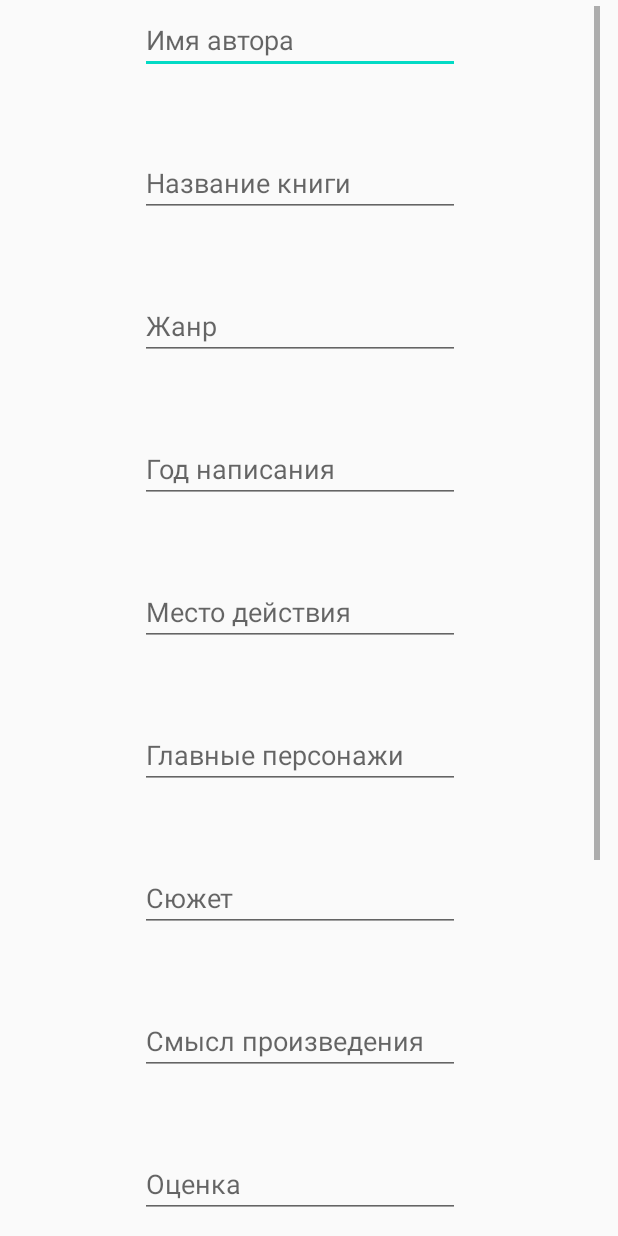
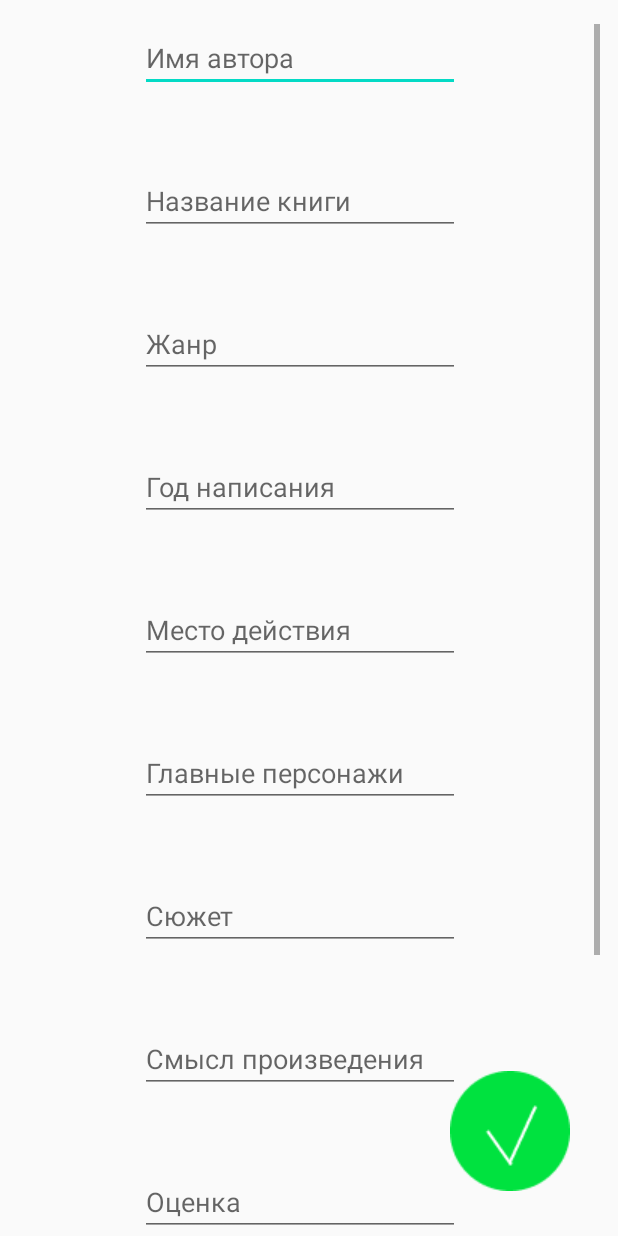
Before and after one commit to podoroznik/cleanBook, an Android app: the layout fragment_create.xml on its own in the app's theme, with its tools: preview values and no code run, on a phone screen of 412 x 824 dp. Run offline under Robolectric (Android 15) with nearby library versions, the phone set to English and light mode, and no system bars.

Commit message:
1.1 New images added

```diff
--- a/app/src/main/res/layout/fragment_create.xml
+++ b/app/src/main/res/layout/fragment_create.xml
@@ -19,7 +19,7 @@
             android:id="@+id/scrollView"
             android:layout_width="400dp"
             android:layout_height="wrap_content"
-            android:layout_marginTop="4dp"
+            android:layout_marginTop="16dp"
             app:layout_constraintEnd_toEndOf="parent"
             app:layout_constraintHorizontal_bias="0.0"
             app:layout_constraintStart_toStartOf="parent"
@@ -46,25 +46,25 @@
 
                 <EditText
                     android:id="@+id/bookName"
+                    style="@style/mystyle"
                     android:layout_width="wrap_content"
                     android:layout_height="wrap_content"
                     android:autofillHints=""
                     android:ems="10"
                     android:hint="@string/bookname"
                     android:inputType="textPersonName"
-                    style="@style/mystyle"
                     tools:layout_editor_absoluteX="100dp"
                     tools:layout_editor_absoluteY="100dp" />
 
                 <EditText
                     android:id="@+id/bookType"
+                    style="@style/mystyle"
                     android:layout_width="wrap_content"
                     android:layout_height="wrap_content"
                     android:autofillHints=""
                     android:ems="10"
                     android:hint="@string/type"
                     android:inputType="textPersonName"
-                    style="@style/mystyle"
                     tools:layout_editor_absoluteX="85dp"
                     tools:layout_editor_absoluteY="160dp" />
 
@@ -163,17 +163,21 @@
                     android:hint="@string/new_words"
                     android:inputType="textPersonName" />
 
-                <Button
-                    android:id="@+id/save_button"
-                    style="@style/mystyle"
-                    android:layout_width="wrap_content"
-                    android:layout_height="wrap_content"
-                    android:text="@string/save"
-                    tools:layout_editor_absoluteX="231dp"
-                    tools:layout_editor_absoluteY="576dp" />
-
             </LinearLayout>
         </ScrollView>
 
+        <ImageView
+            android:id="@+id/save_button"
+            style="@style/mystyle"
+            android:layout_width="wrap_content"
+            android:layout_height="wrap_content"
+            android:layout_marginEnd="20dp"
+            android:layout_marginBottom="30dp"
+            android:contentDescription="@string/save"
+            android:text="@string/save"
+            app:layout_constraintBottom_toBottomOf="parent"
+            app:layout_constraintEnd_toEndOf="parent"
+            app:srcCompat="@drawable/group_1__3_" />
+
     </androidx.constraintlayout.widget.ConstraintLayout>
 </layout>
--- a/app/src/main/res/values/strings.xml
+++ b/app/src/main/res/values/strings.xml
@@ -23,4 +23,5 @@
     <string name="yes">Да</string>
     <string name="no">Нет</string>
     <string name="full_all_fields">Заполните все поля</string>
+    <string name="share">share</string>
 </resources>
```
Also changed, not shown: app/src/main/res/layout/detail_fragment.xml (+8 -4 lines), app/src/main/res/layout/fragment_delete.xml (+25 -13 lines), app/src/main/res/layout/main_fragment.xml (+5 -6 lines), app/src/main/res/drawable/group_1.png (added), app/src/main/res/drawable/group_1__1_.png (added), app/src/main/res/drawable/group_1__2_.png (added), app/src/main/res/drawable/group_1__3_.png (added), app/src/main/res/drawable/group_2.png (added), app/src/main/res/drawable/group_3.png (added), app/src/main/res/drawable/group_5.png (added).
